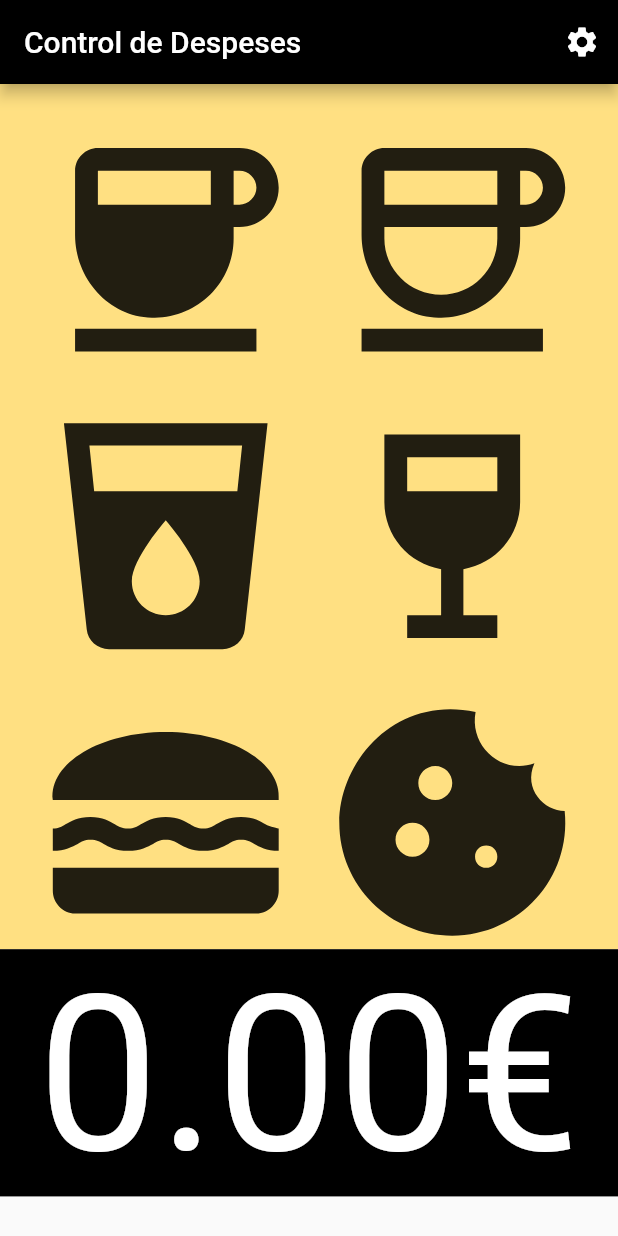
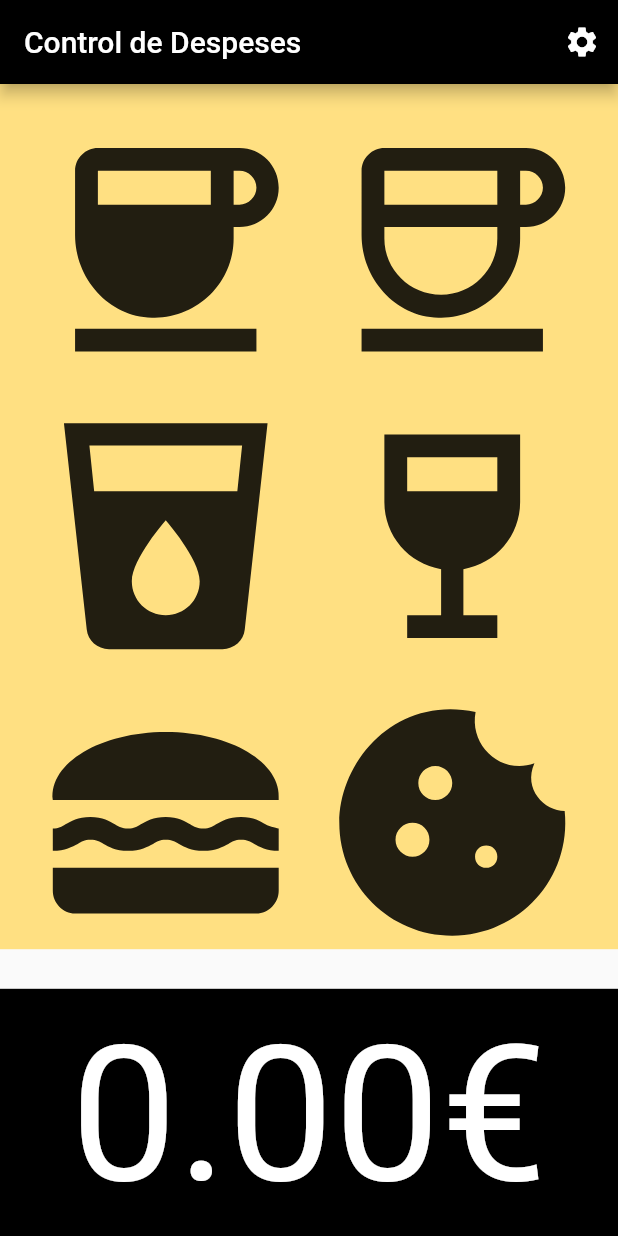
Before and after one commit to xavierllabres1/PMM-practica41, a Flutter app: the screen it shows after launch, on a phone screen of 412 x 824 dp. Run offline on Flutter 3.47's test engine with Material 2 defaults, Android fonts, the phone set to English and light mode, and no system bars; our stand-ins replace shared_preferences.

Commit message:
Canvis estètics

```diff
--- a/lib/main.dart
+++ b/lib/main.dart
@@ -34,7 +34,6 @@ class MyApp extends StatelessWidget {
         routes: {
           'home': (BuildContext context) => HomeScreen(),
           'preferences': (BuildContext context) => PreferencesScreen(),
-      },
-    );
+        });
   }
 }
--- a/lib/screens/home_screen.dart
+++ b/lib/screens/home_screen.dart
@@ -18,14 +18,10 @@ class HomeScreen extends StatelessWidget {
               icon: const Icon(Icons.settings))
         ],
       ),
-      body: SingleChildScrollView(
-        child: Column(
-          children: [
-            ButtonsZone(),
-            TotalAmount(),
-          ],
-        ),
-      ),
+      body: ButtonsZone(),
+
+      bottomNavigationBar:
+          TotalAmount(), // Part inferior de la pantalla (despesa)
     );
   }
 }
--- a/lib/widgets/buttons_zone.dart
+++ b/lib/widgets/buttons_zone.dart
@@ -14,16 +14,6 @@ class ButtonsZone extends StatelessWidget {
     //Variables de pantalla
     final size = MediaQuery.of(context).size;
 
-    //Variables
-    double preuCafe = Preus.cafe;
-    double preuTallat = Preus.cafe;
-    double preuAigua = Preus.cafe;
-    double preuCopa = Preus.cafe;
-    double preuMenjar = Preus.cafe;
-    double preuSnack = Preus.cafe;
-
-    double importTotal = Total.import;
-
     return Container(
       width: double.infinity,
       height: size.height * 0.7,
@@ -34,6 +24,7 @@ class ButtonsZone extends StatelessWidget {
         crossAxisSpacing: 10,
         mainAxisSpacing: 10,
         crossAxisCount: 2,
+        // Icones a la pantalla principal
         children: [
           _botoCafe(context),
           _botoTallat(context),
--- a/lib/widgets/total_amount.dart
+++ b/lib/widgets/total_amount.dart
@@ -15,9 +15,11 @@ class TotalAmount extends StatelessWidget {
     return Container(
       width: double.infinity,
       height: size.height * 0.2,
+      padding: const EdgeInsets.all(10),
       color: Colors.black,
       child: FittedBox(
         child: Text(
+          //Import de la despesa, que agafa a través del provider
           Provider.of<TotalProvider>(context).importTotal.toStringAsFixed(2) +
               '€',
           style: TextStyle(color: Colors.white),
```
Also changed, not shown: 3 other files. Lines whose indentation alone changed are shown as unchanged.
